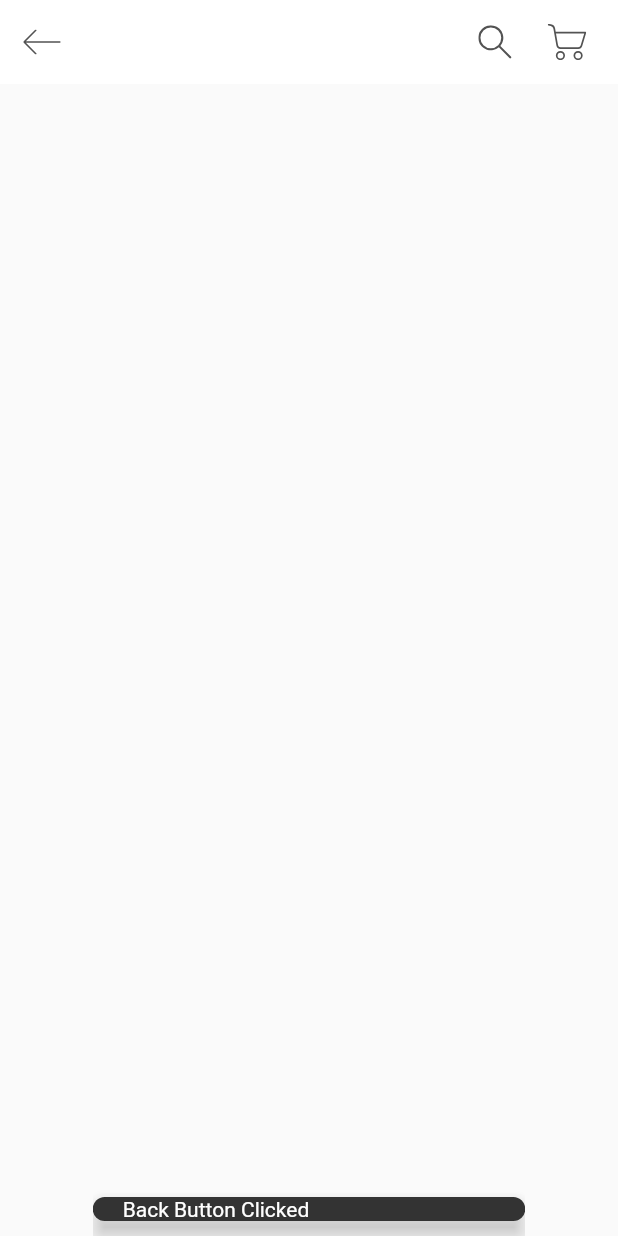
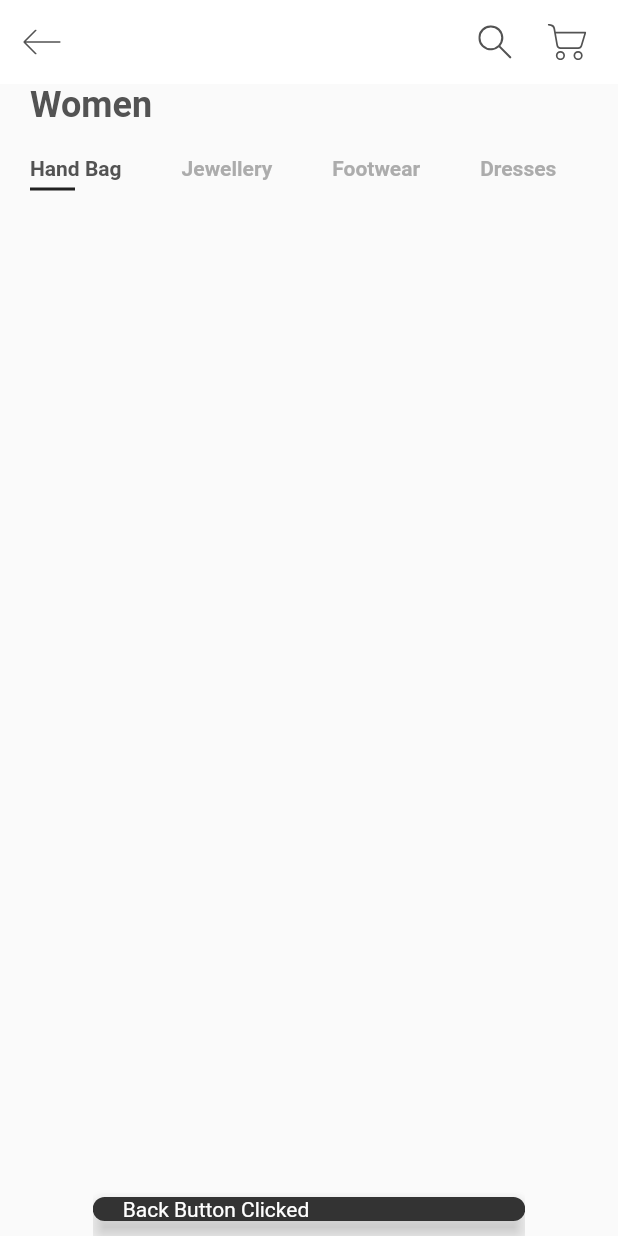
Before and after one commit to Dzaky02/bagshop_ui_flutter_with_animation, a Flutter app: the screen it shows after launch, after a tap on an icon or button, on a phone screen of 412 x 824 dp. Run offline on Flutter 3.47's test engine with Material 2 defaults, Android fonts, the phone set to English and light mode, and no system bars; our stand-ins replace flutter_svg.

Commit message:
Home Page Header Finished.

```diff
--- a/lib/main.dart
+++ b/lib/main.dart
@@ -1,4 +1,4 @@
-import 'package:bagshop_ui_flutter_with_animation/pages/home_page.dart';
+import 'package:bagshop_ui_flutter_with_animation/pages/home/home_page.dart';
 import 'package:bagshop_ui_flutter_with_animation/theme.dart';
 import 'package:flutter/material.dart';
 
--- /dev/null
+++ b/lib/pages/home/component/body.dart
@@ -0,0 +1,27 @@
+import 'package:bagshop_ui_flutter_with_animation/pages/home/component/categories.dart';
+import 'package:bagshop_ui_flutter_with_animation/theme.dart';
+import 'package:flutter/material.dart';
+
+class Body extends StatelessWidget {
+  const Body({Key? key}) : super(key: key);
+
+  @override
+  Widget build(BuildContext context) {
+    return Column(
+      crossAxisAlignment: CrossAxisAlignment.start,
+      children: [
+        Padding(
+          padding: EdgeInsets.symmetric(horizontal: mDefaultPadding),
+          child: Text(
+            "Women",
+            style: Theme.of(context)
+                .textTheme
+                .headline5
+                ?.copyWith(fontWeight: FontWeight.bold),
+          ),
+        ),
+        Categories(),
+      ],
+    );
+  }
+}
--- /dev/null
+++ b/lib/pages/home/component/categories.dart
@@ -0,0 +1,61 @@
+import 'package:bagshop_ui_flutter_with_animation/theme.dart';
+import 'package:flutter/material.dart';
+
+class Categories extends StatefulWidget {
+  // const Categories({ Key? key }) : super(key: key);
+
+  @override
+  _CategoriesState createState() => _CategoriesState();
+}
+
+class _CategoriesState extends State<Categories> {
+  List<String> categories = ["Hand Bag", "Jewellery", "Footwear", "Dresses"];
+  // selected category item index
+  int selectedIndex = 0;
+  @override
+  Widget build(BuildContext context) {
+    return Padding(
+      padding: const EdgeInsets.symmetric(vertical: mDefaultPadding),
+      child: SizedBox(
+        height: 25,
+        child: ListView.builder(
+          scrollDirection: Axis.horizontal,
+          itemCount: categories.length,
+          itemBuilder: (context, index) => buildCategoryItem(index),
+        ),
+      ),
+    );
+  }
+
+  Widget buildCategoryItem(int index) {
+    return GestureDetector(
+      onTap: () {
+        setState(() {
+          selectedIndex = index;
+        });
+      },
+      child: Padding(
+        padding: const EdgeInsets.symmetric(horizontal: mDefaultPadding),
+        child: Column(
+          crossAxisAlignment: CrossAxisAlignment.start,
+          children: [
+            Text(
+              categories[index],
+              style: TextStyle(
+                fontWeight: FontWeight.bold,
+                color: selectedIndex == index ? mTextColor : mTextLightColor,
+              ),
+            ),
+            Container(
+              height: 2,
+              width: 30,
+              margin: EdgeInsets.only(top: mDefaultPadding / 4),
+              color:
+                  selectedIndex == index ? Colors.black87 : Colors.transparent,
+            ),
+          ],
+        ),
+      ),
+    );
+  }
+}
--- a/lib/pages/home_page.dart
+++ b/lib/pages/home/home_page.dart
@@ -1,3 +1,4 @@
+import 'package:bagshop_ui_flutter_with_animation/pages/home/component/body.dart';
 import 'package:bagshop_ui_flutter_with_animation/theme.dart';
 import 'package:flutter/material.dart';
 import 'package:flutter_svg/flutter_svg.dart';
@@ -10,6 +11,7 @@ class HomePage extends StatelessWidget {
     Size size = MediaQuery.of(context).size;
     return Scaffold(
       appBar: buildAppBar(context, size),
+      body: Body(),
     );
   }
 
```
